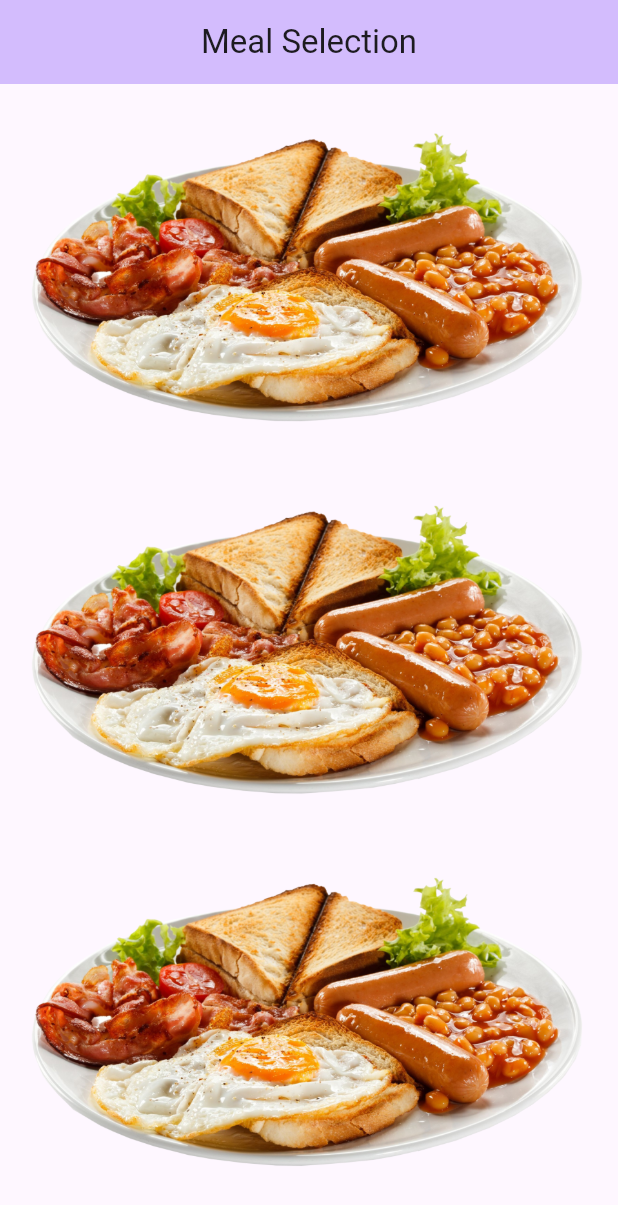
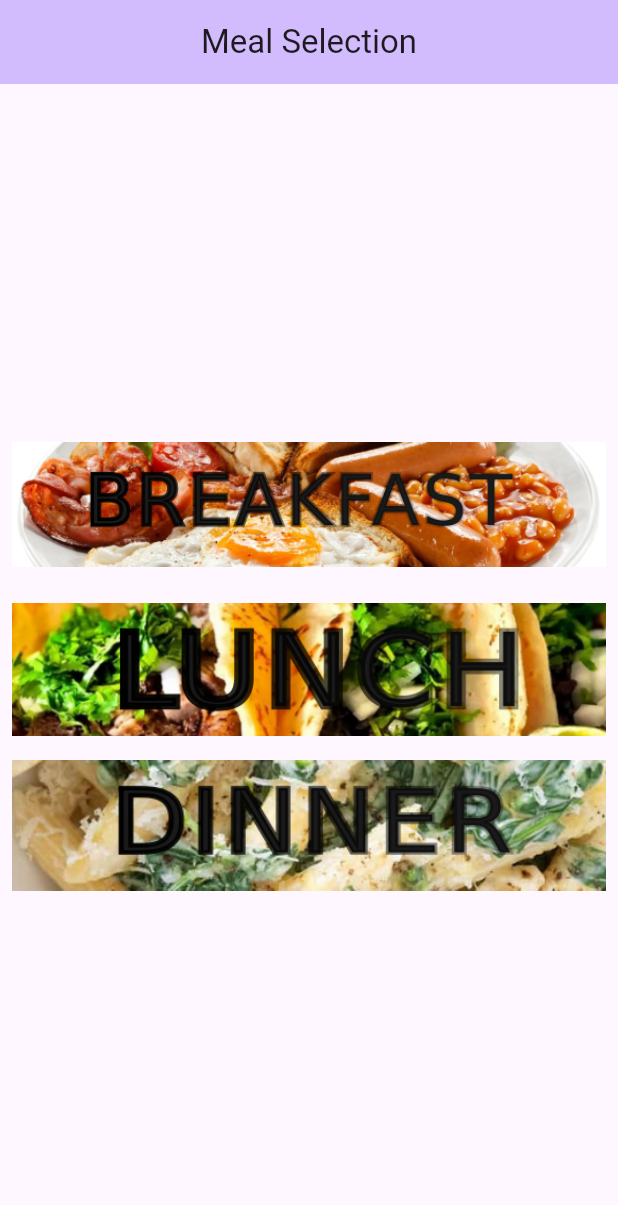
Before and after one commit to RobKabob1/mealselection, a Flutter app: the screen it shows after launch, on a phone screen of 412 x 824 dp. Shown: the top 1205 px of the screen. Run offline on Flutter 3.47's test engine with Material 3 defaults, Android fonts, the phone set to English and light mode, and no system bars.

Commit message:
Setup Buttons on Home Screen

```diff
--- a/lib/main.dart
+++ b/lib/main.dart
@@ -50,8 +50,11 @@ class _MyHomePageState extends State<MyHomePage> {
                 Expanded(
                   child: IconButton(
                     iconSize: 20,
-                    icon: Image.asset('images/breakfast.png',
-                        fit: BoxFit.fitWidth),
+                    icon: Image.asset(
+                      'images/breakfast.png',
+                      width: 500,
+                      height: 100,
+                    ),
                     onPressed: () {},
                   ),
                 ),
@@ -64,8 +67,8 @@ class _MyHomePageState extends State<MyHomePage> {
                 Expanded(
                   child: IconButton(
                     iconSize: 20,
-                    icon: Image.asset('images/breakfast.png',
-                        fit: BoxFit.scaleDown),
+                    icon:
+                        Image.asset('images/lunch.png', fit: BoxFit.scaleDown),
                     onPressed: () {},
                   ),
                 ),
@@ -78,8 +81,7 @@ class _MyHomePageState extends State<MyHomePage> {
                 Expanded(
                   child: IconButton(
                     iconSize: 20,
-                    icon: Image.asset('images/breakfast.png',
-                        fit: BoxFit.contain),
+                    icon: Image.asset('images/dinner.png', fit: BoxFit.contain),
                     onPressed: () {},
                   ),
                 ),
```
Also changed, not shown: images/breakfast.png, images/breakfast_original.png (added), images/dinner.png (added), images/dinner_original.png (added), images/lunch.png (added), images/lunch_original.png (added), lib/breakfast.dart (added), pubspec.lock.
